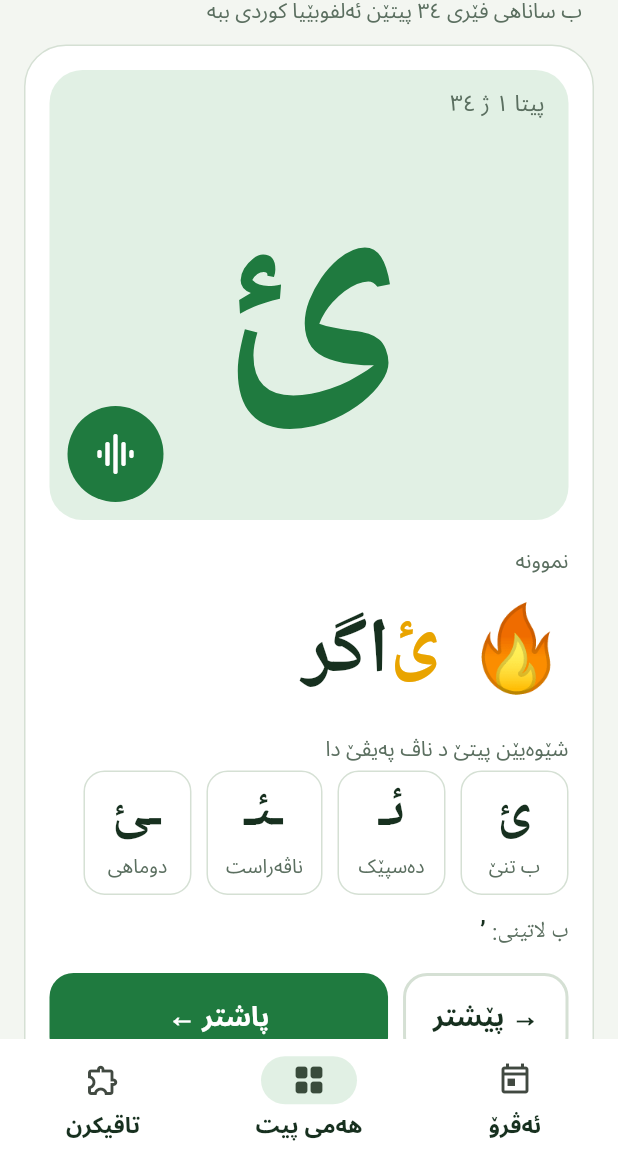
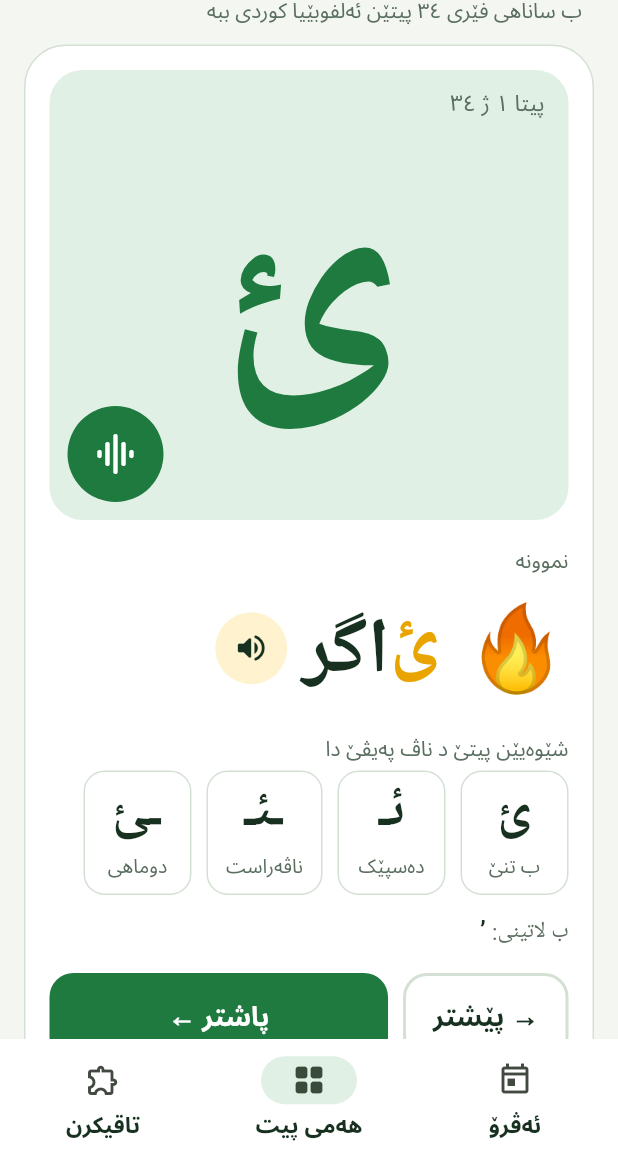
Before and after one commit to alkurdii/pos, a Flutter app: the screen it shows after launch, item 2 of the bottom bar chosen, after a tap on the "volume up" icon, on a phone screen of 412 x 824 dp, the part 77-1236 px from its top. Run offline on Flutter 3.47's test engine with Material 3 defaults, Android fonts, the phone set to English and light mode, and no system bars; our stand-ins replace audioplayers, shared_preferences.

Commit message:
Say the letter itself on the big speaker button (work in progress)
The big speaker now plays the letter's own sound (bê, pê, tê ...); a
small speaker next to the example word plays the word. Letter-sound
files are still downloading and will follow.

Co-Authored-By: Claude Opus 5.5 <noreply@anthropic.com>
Claude-Session: https://claude.ai/code/session_015aeJuz6rtMWFadSjv1up8H

```diff
--- a/piten_kurdi/lib/screens/helper_screens.dart
+++ b/piten_kurdi/lib/screens/helper_screens.dart
@@ -160,7 +160,7 @@ class _Rules extends StatelessWidget {
           rule(Icons.replay_rounded,
               'هەمی پیتێن ڕۆژێن بەری نوکە، هەر ئێک ${kurdishDigits(StudyPlan.reviewReps)} جاران دووبارە بکە.'),
           rule(Icons.star_rounded, 'دەمێ پیتەک ب باشی هاتە زانین، ⭐ لێ بدە. ئیدی ناچیتە د دووبارەکرنێ دا.'),
-          rule(Icons.volume_up_rounded, 'ل 🔊 بدە: پەیڤا نموونە دهێتە گۆتن. گوهـ ل دەستپێکا وێ بدە و پاشان پیتێ ب دەنگێ خۆ بێژە.'),
+          rule(Icons.volume_up_rounded, 'ل 🔊 یا مەزن بدە: پیت ب خۆ دهێتە گۆتن. پاشان ب دەنگێ خۆ بێژە. 🔊 یا بچووک پەیڤا نموونە دبێژیت.'),
           rule(Icons.touch_app_rounded, 'هەر جارەکێ ل سەر پیتا مەزن بدە. ئەلقە پڕ دبیت.'),
           rule(Icons.calendar_today_rounded,
               'ڕۆژا دی سوبەهی ڤەدبیت، ب مەرجەکێ کارێ ئەڤرۆ تەمام ببیت. ئەگەر تەمام نەبیت، سوبەهی ل سەر هەمان ڕۆژێ بەردەوام بە.'),
--- a/piten_kurdi/lib/screens/learn_screen.dart
+++ b/piten_kurdi/lib/screens/learn_screen.dart
@@ -168,6 +168,8 @@ class _Slate extends StatelessWidget {
               ExcludeSemantics(child: Text(letter.picture, style: const TextStyle(fontSize: 56))),
               const SizedBox(width: 16),
               Flexible(child: HighlightedWord(letter: letter, size: 52)),
+              const SizedBox(width: 10),
+              PlaySoundButton(letter: letter, size: 48, word: true),
             ],
           ),
           const SizedBox(height: 14),
--- a/piten_kurdi/lib/screens/practice_screen.dart
+++ b/piten_kurdi/lib/screens/practice_screen.dart
@@ -143,6 +143,8 @@ class PracticeScreen extends StatelessWidget {
                           ExcludeSemantics(child: Text(letter.picture, style: const TextStyle(fontSize: 48))),
                           const SizedBox(width: 14),
                           Flexible(child: HighlightedWord(letter: letter, size: 44)),
+                          const SizedBox(width: 10),
+                          PlaySoundButton(letter: letter, size: 48, word: true),
                         ],
                       ),
                       if (done && next != null) ...[
--- a/piten_kurdi/lib/screens/quiz_screen.dart
+++ b/piten_kurdi/lib/screens/quiz_screen.dart
@@ -77,7 +77,7 @@ class _QuizScreenState extends State<QuizScreen> {
                 style: TextStyle(fontSize: 21, fontWeight: FontWeight.w700),
               ),
               const SizedBox(height: 10),
-              PlaySoundButton(key: ValueKey('quiz-sound-${_q.letter.char}'), letter: _q.letter, size: 64),
+              PlaySoundButton(key: ValueKey('quiz-sound-${_q.letter.char}'), letter: _q.letter, size: 64, word: true),
               const SizedBox(height: 12),
               LayoutBuilder(
                 builder: (context, box) {
--- a/piten_kurdi/lib/sounds.dart
+++ b/piten_kurdi/lib/sounds.dart
@@ -5,9 +5,11 @@ import 'package:flutter/foundation.dart';
 /// "پیتێن كوردی / حروف الكردي / kurdish alphabet" by Helat Abdullah Sharafani.
 const String alphabetVideoUrl = 'https://www.youtube.com/watch?v=MvKsM_omhKs';
 
-/// Asset path (under `assets/`) of the recording for the letter at [index].
-/// Each recording is the letter's example word, said by a native Kurmanji speaker.
-String soundAsset(int index) => 'sounds/l${index.toString().padLeft(2, '0')}.mp3';
+/// Asset path (under `assets/`) of the letter itself being said (بێ، پێ، تێ …).
+String letterSoundAsset(int index) => 'sounds/n${index.toString().padLeft(2, '0')}.mp3';
+
+/// Asset path (under `assets/`) of the letter's example word (ئاگر، دار …).
+String wordSoundAsset(int index) => 'sounds/l${index.toString().padLeft(2, '0')}.mp3';
 
 /// Plays letter recordings, one at a time. Works without internet.
 class LetterSounds {
@@ -15,15 +17,18 @@ class LetterSounds {
 
   static AudioPlayer? _player;
 
-  /// The letter whose recording is playing, or null.
-  static final ValueNotifier<int?> playing = ValueNotifier(null);
+  /// What is playing: `n03` for the letter at 3, `l03` for its word, or null.
+  static final ValueNotifier<String?> playing = ValueNotifier(null);
 
-  static Future<void> play(int index) async {
+  static String key(int index, {bool word = false}) => '${word ? 'l' : 'n'}$index';
+
+  /// Says the letter at [index], or its example word when [word] is true.
+  static Future<void> play(int index, {bool word = false}) async {
     try {
       final player = _player ??= _create();
       await player.stop();
-      playing.value = index;
-      await player.play(AssetSource(soundAsset(index)));
+      playing.value = key(index, word: word);
+      await player.play(AssetSource(word ? wordSoundAsset(index) : letterSoundAsset(index)));
     } catch (_) {
       playing.value = null;
     }
--- a/piten_kurdi/lib/widgets/sound.dart
+++ b/piten_kurdi/lib/widgets/sound.dart
@@ -4,34 +4,35 @@ import '../letters.dart';
 import '../sounds.dart';
 import '../theme.dart';
 
-/// A big speaker button. It plays the letter's example word, said by a native speaker.
+/// A speaker button. It says the letter, or the example word when [word] is true.
 class PlaySoundButton extends StatelessWidget {
-  const PlaySoundButton({super.key, required this.letter, this.size = 64});
+  const PlaySoundButton({super.key, required this.letter, this.size = 64, this.word = false});
   final KurdishLetter letter;
   final double size;
+  final bool word;
 
   @override
   Widget build(BuildContext context) {
     final p = context.palette;
     final index = kurdishLetters.indexOf(letter);
-    return ValueListenableBuilder<int?>(
+    return ValueListenableBuilder<String?>(
       valueListenable: LetterSounds.playing,
       builder: (context, playing, _) {
-        final on = playing == index;
+        final on = playing == LetterSounds.key(index, word: word);
         return Semantics(
           button: true,
-          label: 'گوهـ بدە ${letter.word}',
+          label: word ? 'گوهـ بدە ${letter.word}' : 'گوهـ بدە پیتا ${letter.char}',
           child: SizedBox.square(
             dimension: size,
             child: IconButton.filled(
-              key: ValueKey('play-${letter.char}'),
+              key: ValueKey('${word ? 'word' : 'play'}-${letter.char}'),
               enableFeedback: false,
               iconSize: size * 0.5,
               style: IconButton.styleFrom(
-                backgroundColor: on ? p.green : p.sun,
-                foregroundColor: on ? p.onGreen : const Color(0xFF2A1F00),
+                backgroundColor: on ? p.green : (word ? p.sunSoft : p.sun),
+                foregroundColor: on ? p.onGreen : (word ? p.ink : const Color(0xFF2A1F00)),
               ),
-              onPressed: () => LetterSounds.play(index),
+              onPressed: () => LetterSounds.play(index, word: word),
               icon: Icon(on ? Icons.graphic_eq_rounded : Icons.volume_up_rounded),
             ),
           ),
```
Also changed, not shown: piten_kurdi/lib/sound_credits.dart (+39 -0 lines), 2 other files.
